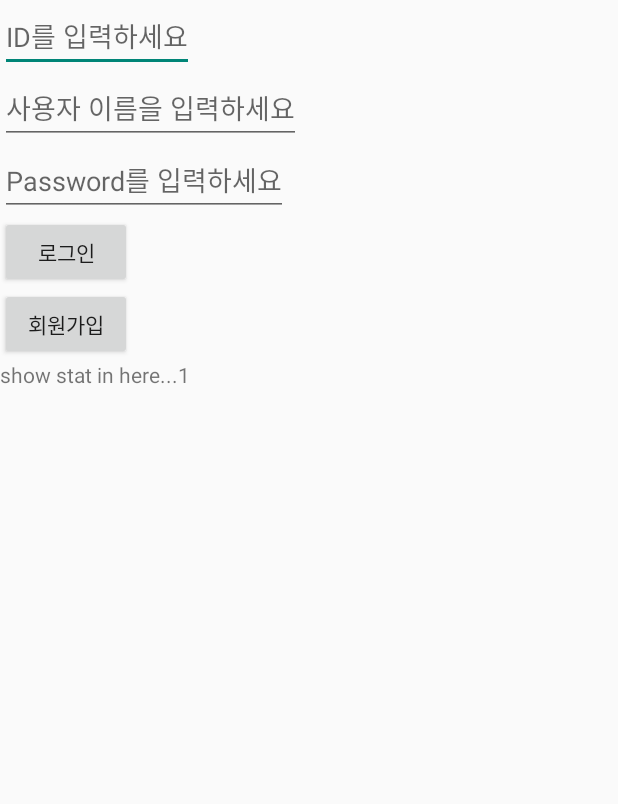
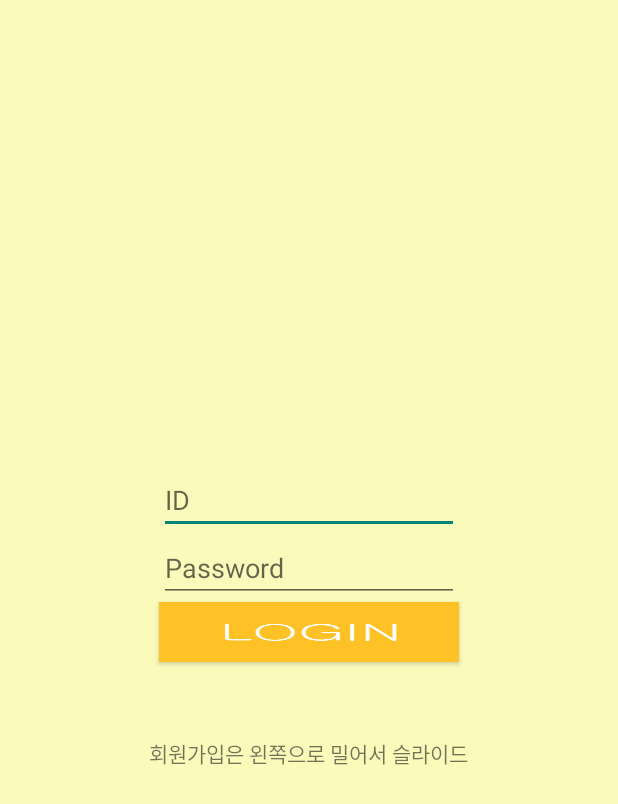
Before and after one commit to mapzipteam/MapZip_Client_Completed, an Android app: the layout login_layout.xml on its own in the app's theme, with its tools: preview values and no code run, on a phone screen of 412 x 824 dp. Shown: the top 804 px of the screen. Run offline under Robolectric (Android 15) with nearby library versions, the phone set to English and light mode, and no system bars.

Commit message:
로그인, 회원가입 완료. 회원가입 버튼 클릭시 어플이 이유를 알 수 없이 죽는 문제가 있으나 로그인 버튼을 먼저 누르고 회원가입 버튼을 누르면 증상이 완화됨. 테스트시 참고 바람.

```diff
--- a/app/build.gradle
+++ b/app/build.gradle
@@ -2,7 +2,7 @@ apply plugin: 'com.android.application'
 
 android {
     compileSdkVersion 22
-    buildToolsVersion "22.0.1"
+    buildToolsVersion "22.0.1"\
 
     defaultConfig {
         applicationId "com.example.ppangg.mapzipproject"
--- a/app/src/main/java/com/example/ppangg/mapzipproject/MainActivity.java
+++ b/app/src/main/java/com/example/ppangg/mapzipproject/MainActivity.java
@@ -44,11 +44,12 @@ public class MainActivity extends FragmentActivity {
         mViewPager.setAdapter(mPagerAdapter);
     }
 
+    /*
     @Override
     public void onAttachFragment(Fragment fragment) {
         super.onAttachFragment(fragment);
     }
-
+*/
 
     private class PagerAdapter extends FragmentStatePagerAdapter {
 
@@ -59,7 +60,7 @@ public class MainActivity extends FragmentActivity {
         @Override
         public Fragment getItem(int position) {
             // �ش��ϴ� page�� Fragment�� �����մϴ�.
-            if(position == 1)
+            if(position == 0)
                 return loginFragment.create(position);
             else
                 return joinFragment.create(position);
--- a/app/src/main/res/layout/login_layout.xml
+++ b/app/src/main/res/layout/login_layout.xml
@@ -1,45 +1,38 @@
 <?xml version="1.0" encoding="utf-8"?>
 <LinearLayout xmlns:android="http://schemas.android.com/apk/res/android"
     android:orientation="vertical" android:layout_width="match_parent"
+    android:gravity="center"
+    android:background="#fafabb"
     android:layout_height="match_parent">
 
     <EditText
-        android:layout_width="wrap_content"
+        android:layout_width="200dp"
         android:layout_height="wrap_content"
         android:id="@+id/InputID"
-        android:hint="ID를 입력하세요"/>
+        android:layout_gravity="center"
+        android:hint="ID"/>
 
     <EditText
-        android:layout_width="wrap_content"
-        android:layout_height="wrap_content"
-        android:hint="사용자 이름을 입력하세요"
-        android:id="@+id/InputName" />
-
-    <EditText
-        android:layout_width="wrap_content"
+        android:layout_width="200dp"
         android:layout_height="wrap_content"
         android:inputType="textPassword"
-        android:hint="Password를 입력하세요"
+        android:layout_gravity="center"
+        android:hint="Password"
         android:id="@+id/InputPW" />
 
     <Button
-        android:layout_width="wrap_content"
-        android:layout_height="wrap_content"
-        android:text="로그인"
-        android:id="@+id/btnLogin"
-        android:onClick="DoLogin" />
-
-    <Button
-        android:layout_width="wrap_content"
-        android:layout_height="wrap_content"
-        android:text="회원가입"
-        android:id="@+id/btnJoin"
-        android:onClick="DoJoin"/>
+        android:layout_width="200dp"
+        android:layout_height="40dp"
+        android:layout_gravity="center"
+        android:background="@drawable/loginbtn"
+        android:id="@+id/btnLogin" />
 
     <TextView
         android:id="@+id/TextState"
-        android:layout_width="match_parent"
+        android:layout_marginTop="50dp"
+        android:layout_width="wrap_content"
         android:layout_height="wrap_content"
-        android:text="show stat in here...1"/>
+        android:layout_gravity="center"
+        android:text="회원가입은 왼쪽으로 밀어서 슬라이드"/>
 
 </LinearLayout>
```
Also changed, not shown: app/src/main/java/com/example/ppangg/mapzipproject/joinFragment.java (+102 -4 lines), app/src/main/java/com/example/ppangg/mapzipproject/loginFragment.java (+43 -37 lines), app/src/main/res/layout/join_layout.xml (+35 -1 lines), app/src/main/res/drawable/joinbtn.9.png (added), app/src/main/res/drawable/loginbtn.9.png (added).
